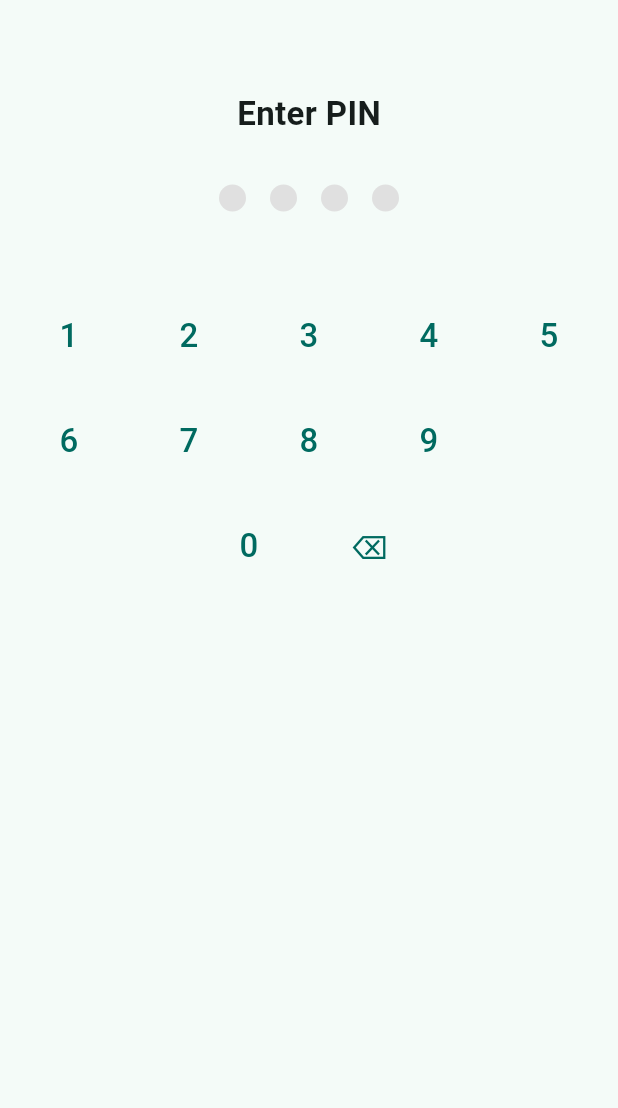
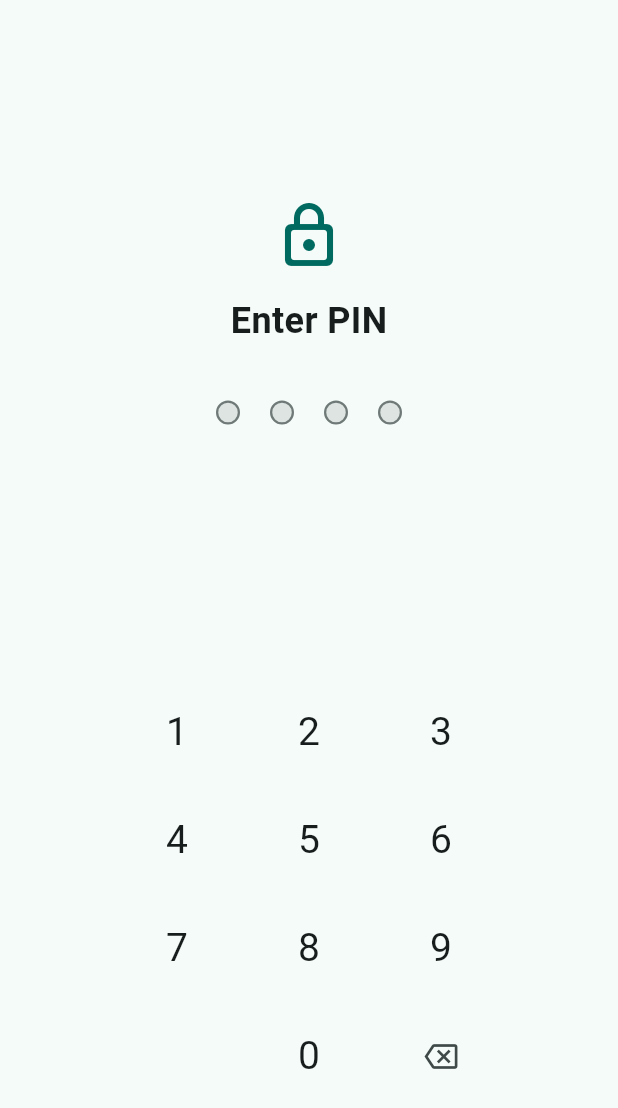
Before and after one commit to thilinaucsc/BudgieApp, a Flutter app: the PinScreen screen opened directly, on a phone screen of 412 x 824 dp. Shown: the top 1108 px of the screen. Run offline on Flutter 3.47's test engine with Material 3 defaults, Android fonts, the phone set to English and light mode, and no system bars; our stand-ins replace fl_chart, google_generative_ai, google_sign_in, image_picker, in_app_purchase, sqflite; missing offline and left inert: google_mlkit_text_recognition, googleapis; accounts and stored records are empty.

Commit message:
feat: premium IAP gate for bill scan + fix PIN screen layout
Bill scanning is now gated behind a one-time in-app purchase
(com.thilina.budgie.premium). Non-premium users see the upgrade screen
when tapping the camera icon. PremiumService handles purchase flow,
restore, and persists the flag in settings. Settings shows Upgrade and
Restore Purchase tiles.

PIN screen redesigned: vertically centered, proper 3×4 grid numpad,
animated dots, lock icon, theme-aware colors, backspace icon replaces ⌫.

Co-Authored-By: Claude Sonnet 4.6 <noreply@anthropic.com>

```diff
--- a/lib/screens/pin_screen.dart
+++ b/lib/screens/pin_screen.dart
@@ -11,7 +11,8 @@ class PinScreen extends StatefulWidget {
   State<PinScreen> createState() => _PinScreenState();
 }
 
-class _PinScreenState extends State<PinScreen> with SingleTickerProviderStateMixin {
+class _PinScreenState extends State<PinScreen>
+    with SingleTickerProviderStateMixin {
   final db = DatabaseHelper.instance;
   String _digits = '';
   int _attempts = 0;
@@ -22,10 +23,14 @@ class _PinScreenState extends State<PinScreen> with SingleTickerProviderStateMix
   @override
   void initState() {
     super.initState();
-    _shake = AnimationController(vsync: this, duration: const Duration(milliseconds: 300));
-    _shakeAnim = Tween(begin: 0.0, end: 12.0)
-        .chain(CurveTween(curve: Curves.elasticIn))
-        .animate(_shake);
+    _shake = AnimationController(
+        vsync: this, duration: const Duration(milliseconds: 400));
+    _shakeAnim = TweenSequence([
+      TweenSequenceItem(tween: Tween(begin: 0.0, end: -10.0), weight: 1),
+      TweenSequenceItem(tween: Tween(begin: -10.0, end: 10.0), weight: 2),
+      TweenSequenceItem(tween: Tween(begin: 10.0, end: -10.0), weight: 2),
+      TweenSequenceItem(tween: Tween(begin: -10.0, end: 0.0), weight: 1),
+    ]).animate(_shake);
     _storedHash = widget.storedHash;
     if (_storedHash == null) _loadHash();
   }
@@ -57,7 +62,10 @@ class _PinScreenState extends State<PinScreen> with SingleTickerProviderStateMix
     if (hashPin(_digits) == hash) {
       if (mounted) Navigator.pushReplacementNamed(context, '/home');
     } else {
-      setState(() { _attempts++; _digits = ''; });
+      setState(() {
+        _attempts++;
+        _digits = '';
+      });
       _shake.forward(from: 0);
     }
   }
@@ -77,8 +85,12 @@ class _PinScreenState extends State<PinScreen> with SingleTickerProviderStateMix
             title: const Text('Could not restore backup'),
             content: const Text('Wipe data anyway?'),
             actions: [
-              TextButton(onPressed: () => Navigator.pop(c, false), child: const Text('Cancel')),
-              TextButton(onPressed: () => Navigator.pop(c, true), child: const Text('Wipe')),
+              TextButton(
+                  onPressed: () => Navigator.pop(c, false),
+                  child: const Text('Cancel')),
+              TextButton(
+                  onPressed: () => Navigator.pop(c, true),
+                  child: const Text('Wipe')),
             ],
           ),
         );
@@ -90,7 +102,9 @@ class _PinScreenState extends State<PinScreen> with SingleTickerProviderStateMix
         context,
         MaterialPageRoute(builder: (_) => const SetPinScreen()),
       );
-      if (changed == true && mounted) Navigator.pushReplacementNamed(context, '/home');
+      if (changed == true && mounted) {
+        Navigator.pushReplacementNamed(context, '/home');
+      }
     } else {
       if (!mounted) return;
       final confirm = await showDialog<bool>(
@@ -99,8 +113,12 @@ class _PinScreenState extends State<PinScreen> with SingleTickerProviderStateMix
           title: const Text('Forgot PIN'),
           content: const Text('This will delete all your data. Continue?'),
           actions: [
-            TextButton(onPressed: () => Navigator.pop(c, false), child: const Text('Cancel')),
-            TextButton(onPressed: () => Navigator.pop(c, true), child: const Text('Delete & Reset')),
+            TextButton(
+                onPressed: () => Navigator.pop(c, false),
+                child: const Text('Cancel')),
+            TextButton(
+                onPressed: () => Navigator.pop(c, true),
+                child: const Text('Delete & Reset')),
           ],
         ),
       );
@@ -113,64 +131,112 @@ class _PinScreenState extends State<PinScreen> with SingleTickerProviderStateMix
 
   @override
   Widget build(BuildContext context) {
+    final colorScheme = Theme.of(context).colorScheme;
     return Scaffold(
       body: SafeArea(
         child: Column(
           children: [
-            const SizedBox(height: 60),
-            const Text('Enter PIN', style: TextStyle(fontSize: 22, fontWeight: FontWeight.bold)),
-            const SizedBox(height: 32),
+            const Spacer(),
+            Icon(Icons.lock_outline_rounded,
+                size: 48, color: colorScheme.primary),
+            const SizedBox(height: 16),
+            const Text('Enter PIN',
+                style:
+                    TextStyle(fontSize: 24, fontWeight: FontWeight.bold)),
+            const SizedBox(height: 36),
             AnimatedBuilder(
               animation: _shakeAnim,
               builder: (_, child) => Transform.translate(
-                offset: Offset(_shakeAnim.value * (_attempts.isEven ? 1 : -1), 0),
+                offset: Offset(_shakeAnim.value, 0),
                 child: child,
               ),
-              child: _dots(),
+              child: _dots(colorScheme),
             ),
+            const SizedBox(height: 12),
+            SizedBox(
+              height: 24,
+              child: _attempts > 0
+                  ? Text('Incorrect PIN',
+                      style: TextStyle(
+                          color: colorScheme.error, fontSize: 13))
+                  : null,
+            ),
+            const Spacer(),
+            _numpad(colorScheme),
             const SizedBox(height: 16),
-            if (_attempts > 0)
-              Text('Incorrect PIN', style: TextStyle(color: Colors.red.shade600)),
-            const SizedBox(height: 32),
-            _numpad(),
+            SizedBox(
+              height: 44,
+              child: _attempts >= 5
+                  ? TextButton(
+                      onPressed: _forgotPin,
+                      child: Text('Forgot PIN?',
+                          style: TextStyle(color: colorScheme.error)),
+                    )
+                  : null,
+            ),
             const SizedBox(height: 24),
-            if (_attempts >= 5)
-              TextButton(
-                onPressed: _forgotPin,
-                child: const Text('Forgot PIN?', style: TextStyle(color: Colors.red)),
-              ),
           ],
         ),
       ),
     );
   }
 
-  Widget _dots() => Row(
+  Widget _dots(ColorScheme cs) => Row(
         mainAxisAlignment: MainAxisAlignment.center,
-        children: List.generate(4, (i) => Container(
-          margin: const EdgeInsets.symmetric(horizontal: 8),
-          width: 18, height: 18,
-          decoration: BoxDecoration(
-            shape: BoxShape.circle,
-            color: i < _digits.length ? Colors.teal : Colors.grey.shade300,
+        children: List.generate(
+          4,
+          (i) => AnimatedContainer(
+            duration: const Duration(milliseconds: 150),
+            margin: const EdgeInsets.symmetric(horizontal: 10),
+            width: 16,
+            height: 16,
+            decoration: BoxDecoration(
+              shape: BoxShape.circle,
+              color: i < _digits.length ? cs.primary : cs.surfaceContainerHighest,
+              border: Border.all(
+                color: i < _digits.length ? cs.primary : cs.outline,
+                width: 1.5,
+              ),
+            ),
           ),
-        )),
+        ),
       );
 
-  Widget _numpad() {
-    final keys = ['1','2','3','4','5','6','7','8','9','','0','⌫'];
-    return Wrap(
-      alignment: WrapAlignment.center,
-      children: keys.map((k) {
-        if (k.isEmpty) return const SizedBox(width: 80, height: 70);
-        return SizedBox(
-          width: 80, height: 70,
-          child: TextButton(
-            onPressed: k == '⌫' ? _onBackspace : () => _onDigit(k),
-            child: Text(k, style: const TextStyle(fontSize: 22)),
-          ),
-        );
-      }).toList(),
+  Widget _numpad(ColorScheme cs) {
+    const rows = [
+      ['1', '2', '3'],
+      ['4', '5', '6'],
+      ['7', '8', '9'],
+      ['', '0', '⌫'],
+    ];
+    return Column(
+      children: rows
+          .map((row) => Row(
+                mainAxisAlignment: MainAxisAlignment.center,
+                children: row.map((k) => _numKey(k, cs)).toList(),
+              ))
+          .toList(),
+    );
+  }
+
+  Widget _numKey(String k, ColorScheme cs) {
+    if (k.isEmpty) return const SizedBox(width: 88, height: 72);
+    final isBackspace = k == '⌫';
+    return SizedBox(
+      width: 88,
+      height: 72,
+      child: TextButton(
+        onPressed: isBackspace ? _onBackspace : () => _onDigit(k),
+        style: TextButton.styleFrom(
+          shape: const CircleBorder(),
+          foregroundColor: isBackspace ? cs.onSurfaceVariant : cs.onSurface,
+        ),
+        child: isBackspace
+            ? Icon(Icons.backspace_outlined, size: 22, color: cs.onSurfaceVariant)
+            : Text(k,
+                style: const TextStyle(
+                    fontSize: 26, fontWeight: FontWeight.w400)),
+      ),
     );
   }
 }
--- a/pubspec.yaml
+++ b/pubspec.yaml
@@ -45,6 +45,7 @@ dependencies:
   google_generative_ai: ^0.4.0
   http: ^1.2.0
   google_mlkit_text_recognition: ^0.13.0
+  in_app_purchase: ^3.2.0
 
 dev_dependencies:
   flutter_test:
```
Also changed, not shown: lib/main.dart (+6 -1 lines), lib/screens/add_expense_screen.dart (+16 -1 lines), lib/screens/premium_screen.dart (added, +110 -0 lines), lib/screens/settings_screen.dart (+34 -0 lines), lib/services/premium_service.dart (added, +78 -0 lines), pubspec.lock, 1 other file.
